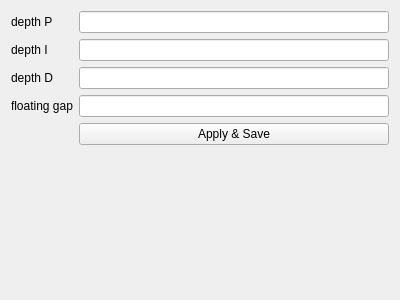
Qt form Module_ThrusterControlLoop/tcl_form.ui (iti-luebeck/HANSE2011) before a commit.
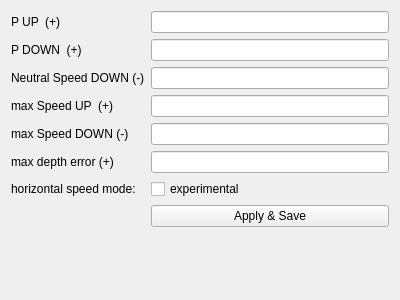
The same form after that commit.

Commit message: First version of the depth-control-loop

Diff of the .ui file:
```diff
--- a/Module_ThrusterControlLoop/tcl_form.ui
+++ b/Module_ThrusterControlLoop/tcl_form.ui
@@ -14,10 +14,13 @@
    <string>Form</string>
   </property>
   <layout class="QFormLayout" name="formLayout">
+   <property name="fieldGrowthPolicy">
+    <enum>QFormLayout::AllNonFixedFieldsGrow</enum>
+   </property>
    <item row="0" column="0">
     <widget class="QLabel" name="label">
      <property name="text">
-      <string>depth P</string>
+      <string>P UP  (+)</string>
      </property>
     </widget>
    </item>
@@ -27,7 +30,7 @@
    <item row="1" column="0">
     <widget class="QLabel" name="label_2">
      <property name="text">
-      <string>depth I</string>
+      <string>P DOWN  (+)</string>
      </property>
     </widget>
    </item>
@@ -37,30 +40,67 @@
    <item row="2" column="0">
     <widget class="QLabel" name="label_3">
      <property name="text">
-      <string>depth D</string>
+      <string>Neutral Speed DOWN (-)</string>
      </property>
     </widget>
    </item>
+   <item row="2" column="1">
+    <widget class="QLineEdit" name="neutrSpD"/>
+   </item>
    <item row="3" column="0">
     <widget class="QLabel" name="label_4">
      <property name="text">
-      <string>floating gap</string>
+      <string>max Speed UP  (+)</string>
      </property>
     </widget>
    </item>
-   <item row="2" column="1">
-    <widget class="QLineEdit" name="d"/>
-   </item>
    <item row="3" column="1">
-    <widget class="QLineEdit" name="gap"/>
+    <widget class="QLineEdit" name="maxSpU"/>
+   </item>
+   <item row="4" column="0">
+    <widget class="QLabel" name="label_5">
+     <property name="text">
+      <string>max Speed DOWN (-)</string>
+     </property>
+    </widget>
    </item>
    <item row="4" column="1">
+    <widget class="QLineEdit" name="maxSpD"/>
+   </item>
+   <item row="6" column="0">
+    <widget class="QLabel" name="label_6">
+     <property name="text">
+      <string>horizontal speed mode:</string>
+     </property>
+    </widget>
+   </item>
+   <item row="8" column="1">
     <widget class="QPushButton" name="save">
      <property name="text">
       <string>Apply &amp;&amp; Save</string>
      </property>
     </widget>
    </item>
+   <item row="6" column="1">
+    <widget class="QCheckBox" name="horizSpM_exp">
+     <property name="text">
+      <string>experimental</string>
+     </property>
+     <property name="checked">
+      <bool>false</bool>
+     </property>
+    </widget>
+   </item>
+   <item row="5" column="1">
+    <widget class="QLineEdit" name="maxDepthError"/>
+   </item>
+   <item row="5" column="0">
+    <widget class="QLabel" name="label_7">
+     <property name="text">
+      <string>max depth error (+)</string>
+     </property>
+    </widget>
+   </item>
   </layout>
  </widget>
  <resources/>
```
Left out of the diff: 4 changed lines with no effect on the pictures. The commit also changes 3 other files.
